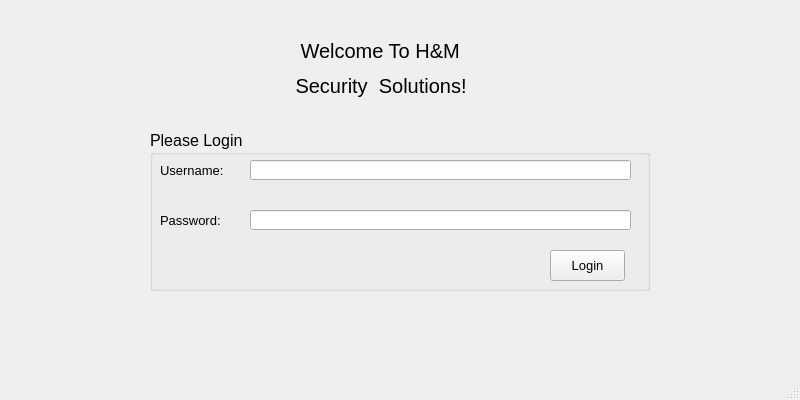
Above: Login_Page.ui from MikaalImam/DBMS_proj before the change. Below: the same form after it.
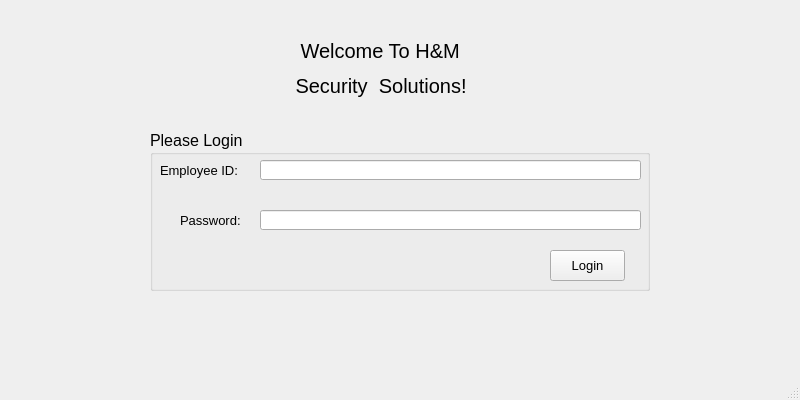
That is the form after the change.

What changed in the file:
```diff
--- a/Login_Page.ui
+++ b/Login_Page.ui
@@ -78,7 +78,7 @@
       <rect>
        <x>10</x>
        <y>30</y>
-       <width>81</width>
+       <width>101</width>
        <height>21</height>
       </rect>
      </property>
@@ -88,13 +88,13 @@
       </font>
      </property>
      <property name="text">
-      <string>Username:</string>
+      <string>Employee ID:</string>
      </property>
     </widget>
     <widget class="QLabel" name="label_4">
      <property name="geometry">
       <rect>
-       <x>10</x>
+       <x>30</x>
        <y>80</y>
        <width>81</width>
        <height>21</height>
@@ -112,7 +112,7 @@
     <widget class="QLineEdit" name="lineEdit">
      <property name="geometry">
       <rect>
-       <x>100</x>
+       <x>110</x>
        <y>30</y>
        <width>381</width>
        <height>20</height>
@@ -122,7 +122,7 @@
     <widget class="QLineEdit" name="lineEdit_2">
      <property name="geometry">
       <rect>
-       <x>100</x>
+       <x>110</x>
        <y>80</y>
        <width>381</width>
        <height>20</height>
```
